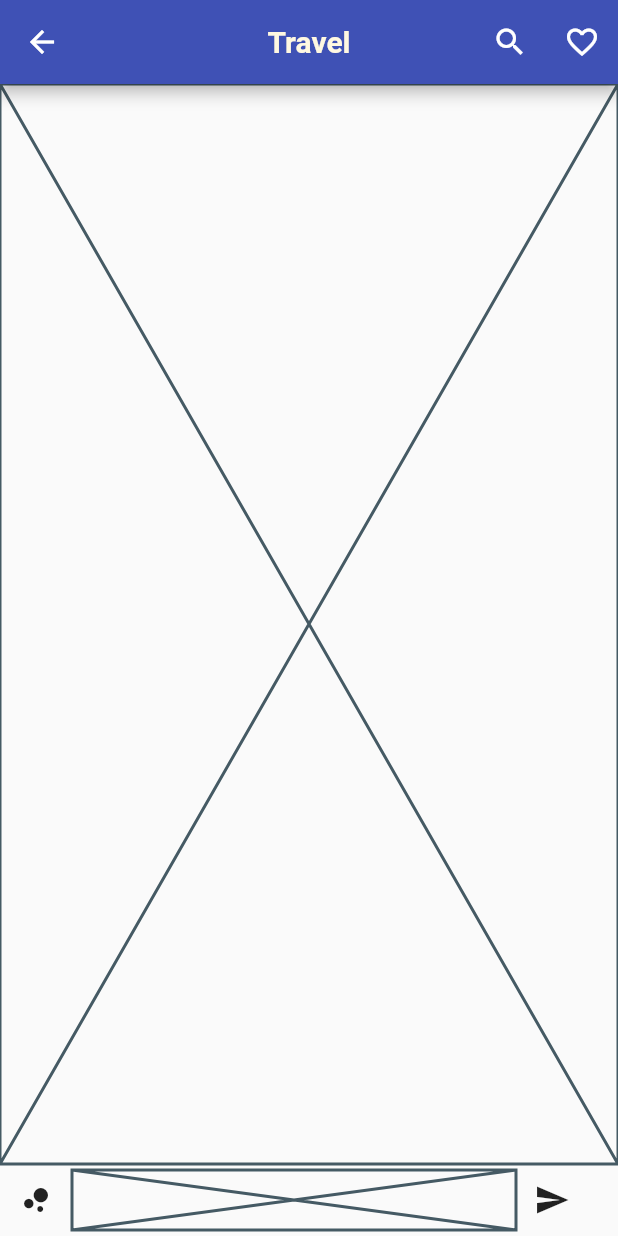
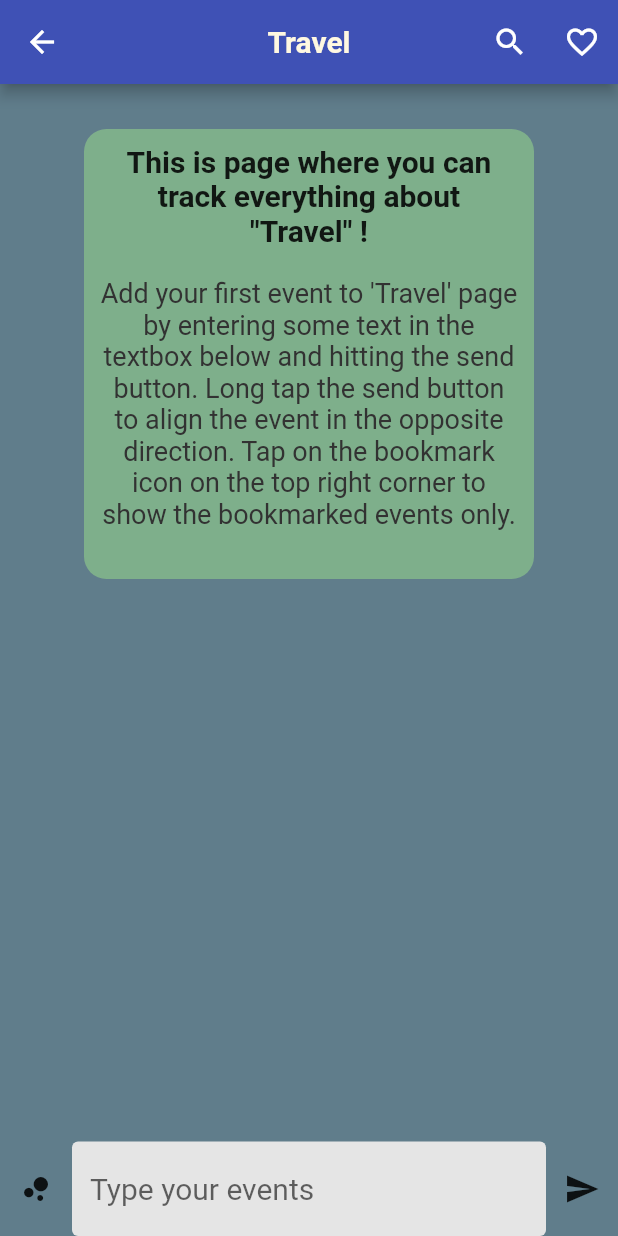
Before and after one commit to What-the-Flutter/WTF-Lab-2, a Flutter app: the screen it shows after launch, after a tap on "Travel", on a phone screen of 412 x 824 dp. Run offline on Flutter 3.47's test engine with Material 2 defaults, Android fonts, the phone set to English and light mode, and no system bars.

Commit message:
Add event handling on the event route

```diff
--- a/chat_journal_flutter/lib/main.dart
+++ b/chat_journal_flutter/lib/main.dart
@@ -18,7 +18,7 @@ class MyApp extends StatelessWidget {
         initialRoute: '/',
         routes: {
           '/': (context) => const ChatJournal(title: 'Chat Journal'),
-          EventList.routeName: (context) => const EventList(),
+          EventList.routeName: (context) => EventList(),
         });
   }
 }
@@ -141,6 +141,8 @@ class _ChatJournalState extends State<ChatJournal> {
             padding: const EdgeInsets.only(top: 20, right: 36, left: 36),
           ),
           Expanded(
+            child: Padding(
+              padding: const EdgeInsets.only(top: 20),
               child: ListView.separated(
                 separatorBuilder: (context, index) => const Divider(
                   thickness: 2,
@@ -175,6 +177,7 @@ class _ChatJournalState extends State<ChatJournal> {
                     ),
                   );
                 },
+              ),
             ),
           ),
         ],
--- /dev/null
+++ b/chat_journal_flutter/lib/models/event.dart
@@ -0,0 +1,6 @@
+class Event {
+  late String content;
+  late DateTime date;
+  late bool isFavourite = false;
+  late bool isSelected = false;
+}
--- a/chat_journal_flutter/lib/subject_route.dart
+++ b/chat_journal_flutter/lib/subject_route.dart
@@ -1,22 +1,41 @@
 import 'package:flutter/material.dart';
+import '../models/event.dart';
 
 class EventList extends StatefulWidget {
   static const routeName = '/events_route';
 
-  const EventList({Key? key}) : super(key: key);
+  EventList({Key? key}) : super(key: key);
 
   @override
   _EventListState createState() => _EventListState();
 }
 
-void _stubMethod() {}
-
 class _EventListState extends State<EventList> {
   static const _acsentColor = Color(0xff86BB8B);
+  final _textInputController = TextEditingController();
+
+  final List<Event> _eventsList = [];
+  late String _title;
+  final Set<int> _selectedIndex = {};
+
+  @override
+  void dispose() {
+    _textInputController.dispose();
+    super.dispose();
+  }
+
+  void _addEvent() {
+    var event = Event();
+    event.content = _textInputController.text;
+    _textInputController.clear();
+    event.date = DateTime.now();
+    _eventsList.add(event);
+    setState(() {});
+  }
 
   @override
   Widget build(BuildContext context) {
-    final _title = ModalRoute.of(context)!.settings.arguments as String;
+    _title = ModalRoute.of(context)!.settings.arguments as String;
     return Scaffold(
       appBar: AppBar(
         centerTitle: true,
@@ -36,24 +55,25 @@ class _EventListState extends State<EventList> {
           },
         ),
         actions: <Widget>[
-          const IconButton(
-            onPressed: _stubMethod,
-            icon: Icon(Icons.search),
+          IconButton(
+            onPressed: () {},
+            icon: const Icon(Icons.search),
           ),
-          const IconButton(
-            onPressed: _stubMethod,
-            icon: Icon(Icons.favorite_outline),
+          IconButton(
+            onPressed: () {},
+            icon: const Icon(Icons.favorite_outline),
           ),
         ],
       ),
       body: _routeBody,
+      backgroundColor: Colors.blueGrey,
     );
   }
 
   Widget get _routeBody {
     return Column(
       children: <Widget>[
-        const Expanded(child: Placeholder()),
+        _eventsList.isNotEmpty ? _messagesWidget : _noMessageWidget,
         Align(
           alignment: Alignment.bottomCenter,
           child: Row(
@@ -62,12 +82,31 @@ class _EventListState extends State<EventList> {
                 onPressed: () {},
                 icon: const Icon(Icons.bubble_chart),
               ),
-              const Placeholder(
-                fallbackWidth: 296,
-                fallbackHeight: 40,
+              Expanded(
+                child: SizedBox(
+                  child: TextField(
+                    onSubmitted: (var stub) {
+                      _addEvent();
+                    },
+                    controller: _textInputController,
+                    style: const TextStyle(
+                      fontSize: 20,
+                    ),
+                    decoration: const InputDecoration(
+                      enabledBorder: OutlineInputBorder(
+                          borderSide: BorderSide(color: Colors.transparent)),
+                      focusedBorder: OutlineInputBorder(
+                        borderSide: BorderSide(color: Colors.transparent),
+                      ),
+                      hintText: 'Type your events',
+                      fillColor: Color(0xffe5e5e5),
+                      filled: true,
+                    ),
+                  ),
+                ),
               ),
               IconButton(
-                onPressed: () {},
+                onPressed: _addEvent,
                 icon: const Icon(Icons.send),
               ),
             ],
@@ -76,4 +115,95 @@ class _EventListState extends State<EventList> {
       ],
     );
   }
+
+  Widget get _messagesWidget {
+    return Expanded(
+      child: ListView.builder(
+          shrinkWrap: true,
+          padding: const EdgeInsets.only(top: 10, bottom: 10),
+          itemBuilder: (context, index) {
+            return GestureDetector(
+              onTap: () {
+                setState(() {
+                  if (_selectedIndex.isNotEmpty) {
+                    _selectedIndex.contains(index)
+                        ? _selectedIndex.remove(index)
+                        : _selectedIndex.add(index);
+                  }
+                });
+              },
+              onLongPress: () {
+                setState(() {
+                  _selectedIndex.add(index);
+                  print(_selectedIndex);
+                });
+              },
+              child: Container(
+                padding: const EdgeInsets.only(
+                    left: 14, right: 46, top: 10, bottom: 10),
+                child: Align(
+                  alignment: Alignment.topLeft,
+                  child: Container(
+                    decoration: BoxDecoration(
+                        borderRadius: BorderRadius.circular(15),
+                        color: _selectedIndex.contains(index)
+                            ? const Color(0xff507050)
+                            : _acsentColor),
+                    padding: const EdgeInsets.all(10),
+                    child: Text(
+                      _eventsList[index].content,
+                      style: const TextStyle(fontSize: 20),
+                    ),
+                  ),
+                ),
+              ),
+            );
+          },
+          itemCount: _eventsList.length),
+    );
+  }
+
+  Widget get _noMessageWidget {
+    return Expanded(
+      child: Align(
+        alignment: Alignment.topCenter,
+        child: Padding(
+          padding: const EdgeInsets.only(top: 30),
+          child: Container(
+            decoration: BoxDecoration(
+              color: _acsentColor.withOpacity(0.8),
+              borderRadius: BorderRadius.circular(15),
+            ),
+            height: 300,
+            width: 300,
+            padding: const EdgeInsets.all(10),
+            child: Column(
+              children: [
+                Text(
+                  'This is page where you can track everything about "$_title" !',
+                  style: const TextStyle(
+                    fontSize: 20,
+                    fontWeight: FontWeight.bold,
+                  ),
+                  textAlign: TextAlign.center,
+                ),
+                Padding(
+                  child: Text(
+                    "Add your first event to '$_title' page by entering some text in the textbox below and hitting the send button. Long tap the send button to align the event in the opposite direction. Tap on the bookmark icon on the top right corner to show the bookmarked events only.",
+                    style: const TextStyle(
+                      fontSize: 18,
+                      fontWeight: FontWeight.w400,
+                      color: Color(0xff323232),
+                    ),
+                    textAlign: TextAlign.center,
+                  ),
+                  padding: const EdgeInsets.only(top: 20),
+                ),
+              ],
+            ),
+          ),
+        ),
+      ),
+    );
+  }
 }
```
Lines whose indentation alone changed are shown as unchanged.
